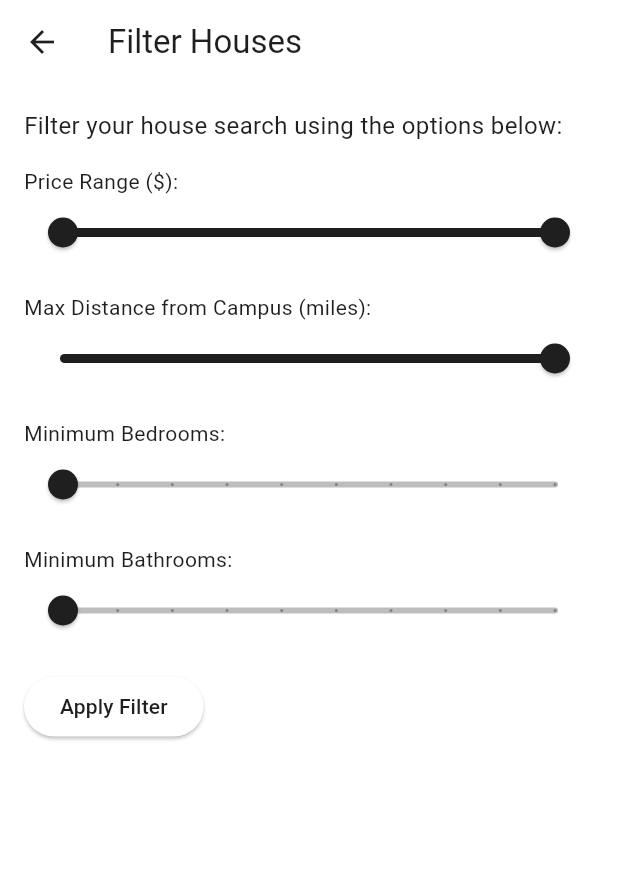
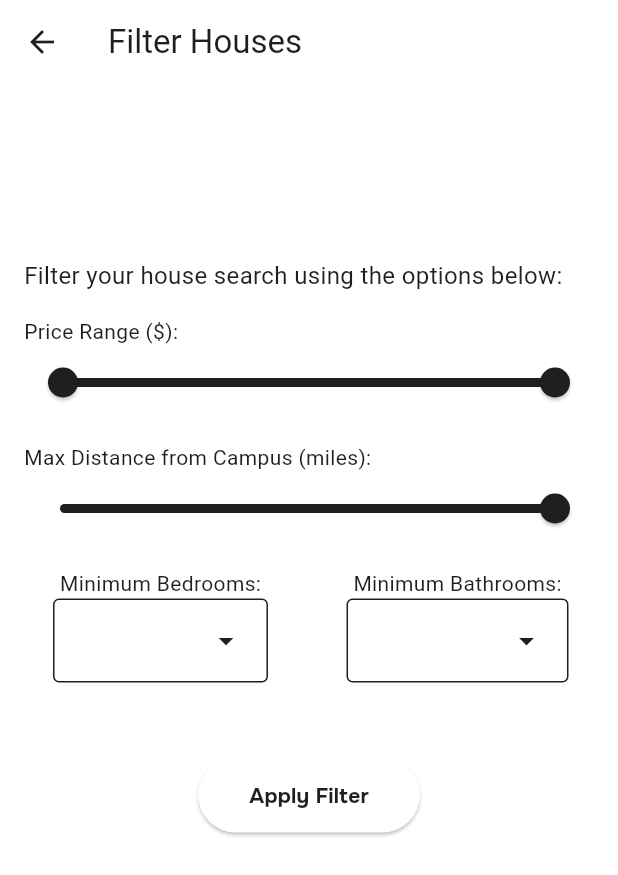
Before and after one commit to CSEN196Lab-S2025/senior-design-project-42_ceak_bronconest, a Flutter app: the FilterHousesPage screen opened directly, on a phone screen of 412 x 824 dp. Shown: the top 875 px of the screen. Run offline on Flutter 3.47's test engine with Material 3 defaults, Android fonts, the phone set to English and light mode, and no system bars; our stand-ins replace cached_network_image, cloud_firestore, firebase_auth, firebase_core, firebase_storage, google_fonts and 4 more; accounts and stored records are empty; generated files the repository leaves out were written again.

Commit message:
Added styling to filter dorms/houses pages

```diff
--- a/bronconest_app/lib/pages/filter_houses_page.dart
+++ b/bronconest_app/lib/pages/filter_houses_page.dart
@@ -1,4 +1,5 @@
 import 'package:flutter/material.dart';
+import 'package:bronconest_app/styles.dart';
 
 class FilterHousesPage extends StatefulWidget {
   const FilterHousesPage({super.key});
@@ -58,8 +59,6 @@ class _FilterHousesPageState extends State<FilterHousesPage> {
               isLoading
                   ? Center(
                     child: Column(
-                      mainAxisAlignment: MainAxisAlignment.center,
-                      crossAxisAlignment: CrossAxisAlignment.center,
                       children: const [
                         CircularProgressIndicator(),
                         SizedBox(height: 16),
@@ -76,6 +75,7 @@ class _FilterHousesPageState extends State<FilterHousesPage> {
                   : Column(
                     crossAxisAlignment: CrossAxisAlignment.start,
                     children: [
+                      const SizedBox(height: 100),
                       const Text(
                         'Filter your house search using the options below:',
                         style: TextStyle(fontSize: 16),
@@ -115,39 +115,74 @@ class _FilterHousesPageState extends State<FilterHousesPage> {
                         },
                       ),
                       const SizedBox(height: 16),
+                      Row(
+                        children: [
+                          Expanded(
+                            child: Column(
+                              children: [
                                 const Text('Minimum Bedrooms:'),
-                      Slider(
-                        value: _minBedrooms,
-                        min: 1,
-                        max: 10,
-                        divisions: 9,
-                        inactiveColor: Colors.black26,
-                        label: '${_minBedrooms.toInt()}',
-                        onChanged: (value) {
+                                DropdownMenu<double>(
+                                  onSelected: (value) {
                                     setState(() {
-                            _minBedrooms = value;
+                                      _minBedrooms = value!;
                                     });
                                   },
+                                  dropdownMenuEntries:
+                                      [for (var i = 1; i <= 10; i++) i]
+                                          .map(
+                                            (i) => DropdownMenuEntry<double>(
+                                              value: i.toDouble(),
+                                              label: '${i.toInt()} bed',
                                             ),
-                      const SizedBox(height: 16),
+                                          )
+                                          .toList(),
+                                ),
+                              ],
+                            ),
+                          ),
+                          const SizedBox(width: 16),
+                          Expanded(
+                            child: Column(
+                              children: [
                                 const Text('Minimum Bathrooms:'),
-                      Slider(
-                        value: _minBathrooms,
-                        min: 1,
-                        max: 10,
-                        divisions: 9,
-                        inactiveColor: Colors.black26,
-                        label: '${_minBathrooms.toInt()}',
-                        onChanged: (value) {
+                                DropdownMenu<double>(
+                                  onSelected: (value) {
                                     setState(() {
-                            _minBathrooms = value;
+                                      _minBathrooms = value!;
                                     });
                                   },
+                                  dropdownMenuEntries:
+                                      [for (var i = 1; i <= 10; i++) i]
+                                          .map(
+                                            (i) => DropdownMenuEntry<double>(
+                                              value: i.toDouble(),
+                                              label: '${i.toInt()} bath',
                                             ),
-                      const SizedBox(height: 16),
-                      ElevatedButton(
+                                          )
+                                          .toList(),
+                                ),
+                              ],
+                            ),
+                          ),
+                        ],
+                      ),
+                      const SizedBox(height: 50),
+                      Center(
+                        child: ElevatedButton(
                           onPressed: _submitFilter,
-                        child: const Text('Apply Filter'),
+                          child: SizedBox(
+                            height: 50,
+                            width: 100,
+                            child: Center(
+                              child: Text(
+                                'Apply Filter',
+                                style: Styles.normalTextStyle.copyWith(
+                                  fontWeight: FontWeight.bold,
+                                ),
+                              ),
+                            ),
+                          ),
+                        ),
                       ),
                     ],
                   ),
```
Also changed, not shown: bronconest_app/lib/pages/filter_dorms_page.dart (+21 -5 lines). Lines whose indentation alone changed are shown as unchanged.
